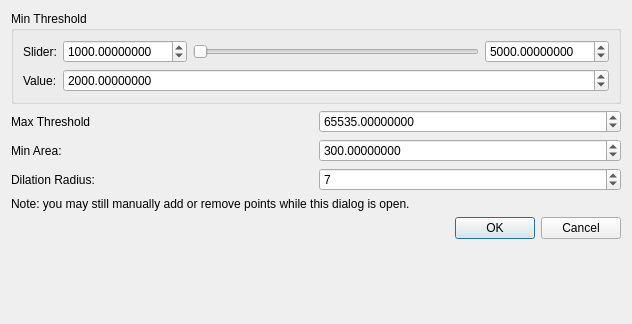
This is polylaue/ui/resources/ui/point_auto_picker.ui in PolyLaue/PolyLaue as Qt 5 draws it before an edit. The edited form follows.
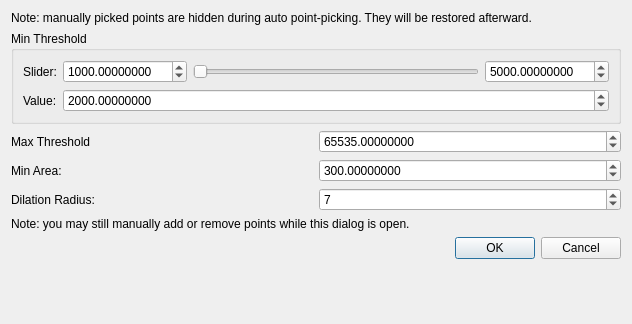
This is the edited form. Custom widgets are drawn as their Qt base class.

Commit message:
Perform find/track point picking in single dialog
This moves the point picking for find/track into the find/track dialogs,
so that point picking is not a prior step and is instead combined with
the find/track step.

This is highly convenient, especially when the results appear incorrect
from find/track and you need to re-pick points. Now instead of starting
over from scratch, the user can just re-pick them in the same dialog.

What changed in the file:
```diff
--- a/polylaue/ui/resources/ui/point_auto_picker.ui
+++ b/polylaue/ui/resources/ui/point_auto_picker.ui
@@ -14,14 +14,44 @@
    <string>Auto Pick Points</string>
   </property>
   <layout class="QGridLayout" name="gridLayout">
-   <item row="5" column="0" colspan="2">
+   <item row="8" column="0" colspan="2">
+    <spacer name="verticalSpacer">
+     <property name="orientation">
+      <enum>Qt::Vertical</enum>
+     </property>
+     <property name="sizeHint" stdset="0">
+      <size>
+       <width>20</width>
+       <height>40</height>
+      </size>
+     </property>
+    </spacer>
+   </item>
+   <item row="4" column="0">
+    <widget class="QLabel" name="min_area_label">
+     <property name="toolTip">
+      <string>&lt;html&gt;&lt;head/&gt;&lt;body&gt;&lt;p&gt;The minimum area of labeled spots to keep. This eliminates smaller spots from the auto-selection.&lt;/p&gt;&lt;/body&gt;&lt;/html&gt;</string>
+     </property>
+     <property name="text">
+      <string>Min Area:</string>
+     </property>
+    </widget>
+   </item>
+   <item row="6" column="0" colspan="2">
+    <widget class="QLabel" name="label">
+     <property name="text">
+      <string>Note: you may still manually add or remove points while this dialog is open.</string>
+     </property>
+    </widget>
+   </item>
+   <item row="7" column="0" colspan="2">
     <widget class="QDialogButtonBox" name="button_box">
      <property name="standardButtons">
       <set>QDialogButtonBox::Cancel|QDialogButtonBox::Ok</set>
      </property>
     </widget>
    </item>
-   <item row="1" column="0">
+   <item row="3" column="0">
     <widget class="QLabel" name="max_threshold_label">
      <property name="toolTip">
       <string>&lt;html&gt;&lt;head/&gt;&lt;body&gt;&lt;p&gt;Pixels above this threshold value will not be considered. This is largely to eliminate hot pixels (which may not be necessary if background subtraction is performed).&lt;/p&gt;&lt;/body&gt;&lt;/html&gt;</string>
@@ -31,7 +61,7 @@
      </property>
     </widget>
    </item>
-   <item row="3" column="0">
+   <item row="5" column="0">
     <widget class="QLabel" name="dilation_radius_label">
      <property name="toolTip">
       <string>&lt;html&gt;&lt;head/&gt;&lt;body&gt;&lt;p&gt;The radius for disk dilation before labeling spots.&lt;/p&gt;&lt;p&gt;Features in the image are dilated before labeling spots so that peaks that are very close may be combined into one peak. Setting this radius to zero disables it.&lt;/p&gt;&lt;/body&gt;&lt;/html&gt;</string>
@@ -41,17 +71,42 @@
      </property>
     </widget>
    </item>
-   <item row="2" column="0">
-    <widget class="QLabel" name="min_area_label">
+   <item row="3" column="1">
+    <widget class="ScientificDoubleSpinBox" name="max_threshold">
      <property name="toolTip">
       <string>&lt;html&gt;&lt;head/&gt;&lt;body&gt;&lt;p&gt;The minimum area of labeled spots to keep. This eliminates smaller spots from the auto-selection.&lt;/p&gt;&lt;/body&gt;&lt;/html&gt;</string>
      </property>
-     <property name="text">
-      <string>Min Area:</string>
+     <property name="keyboardTracking">
+      <bool>false</bool>
      </property>
+     <property name="decimals">
+      <number>8</number>
+     </property>
+     <property name="maximum">
+      <double>10000000.000000000000000</double>
+     </property>
+     <property name="value">
+      <double>65535.000000000000000</double>
+     </property>
     </widget>
    </item>
-   <item row="2" column="1">
+   <item row="5" column="1">
+    <widget class="QSpinBox" name="dilation_radius">
+     <property name="toolTip">
+      <string>&lt;html&gt;&lt;head/&gt;&lt;body&gt;&lt;p&gt;The radius for disk dilation before labeling spots.&lt;/p&gt;&lt;p&gt;Features in the image are dilated before labeling spots so that peaks that are very close may be combined into one peak. Setting this radius to zero disables it.&lt;/p&gt;&lt;/body&gt;&lt;/html&gt;</string>
+     </property>
+     <property name="keyboardTracking">
+      <bool>false</bool>
+     </property>
+     <property name="maximum">
+      <number>10000000</number>
+     </property>
+     <property name="value">
+      <number>7</number>
+     </property>
+    </widget>
+   </item>
+   <item row="4" column="1">
     <widget class="ScientificDoubleSpinBox" name="min_area">
      <property name="toolTip">
       <string>&lt;html&gt;&lt;head/&gt;&lt;body&gt;&lt;p&gt;The minimum area of labeled spots to keep. This eliminates smaller spots from the auto-selection.&lt;/p&gt;&lt;/body&gt;&lt;/html&gt;</string>
@@ -70,7 +125,7 @@
      </property>
     </widget>
    </item>
-   <item row="0" column="0" colspan="2">
+   <item row="2" column="0" colspan="2">
     <widget class="QGroupBox" name="threshold_group">
      <property name="title">
       <string>Min Threshold</string>
@@ -167,58 +222,10 @@
      </layout>
     </widget>
    </item>
-   <item row="1" column="1">
-    <widget class="ScientificDoubleSpinBox" name="max_threshold">
-     <property name="toolTip">
-      <string>&lt;html&gt;&lt;head/&gt;&lt;body&gt;&lt;p&gt;Pixels above this threshold value will not be considered. This is largely to eliminate hot pixels (which may not be necessary if background subtraction is performed).&lt;/p&gt;&lt;/body&gt;&lt;/html&gt;</string>
-     </property>
-     <property name="keyboardTracking">
-      <bool>false</bool>
-     </property>
-     <property name="decimals">
-      <number>8</number>
-     </property>
-     <property name="maximum">
-      <double>10000000.000000000000000</double>
-     </property>
-     <property name="value">
-      <double>65535.000000000000000</double>
-     </property>
-    </widget>
-   </item>
-   <item row="3" column="1">
-    <widget class="QSpinBox" name="dilation_radius">
-     <property name="toolTip">
-      <string>&lt;html&gt;&lt;head/&gt;&lt;body&gt;&lt;p&gt;The radius for disk dilation before labeling spots.&lt;/p&gt;&lt;p&gt;Features in the image are dilated before labeling spots so that peaks that are very close may be combined into one peak. Setting this radius to zero disables it.&lt;/p&gt;&lt;/body&gt;&lt;/html&gt;</string>
-     </property>
-     <property name="keyboardTracking">
-      <bool>false</bool>
-     </property>
-     <property name="maximum">
-      <number>10000000</number>
-     </property>
-     <property name="value">
-      <number>7</number>
-     </property>
-    </widget>
-   </item>
-   <item row="6" column="0" colspan="2">
-    <spacer name="verticalSpacer">
-     <property name="orientation">
-      <enum>Qt::Vertical</enum>
-     </property>
-     <property name="sizeHint" stdset="0">
-      <size>
-       <width>20</width>
-       <height>40</height>
-      </size>
-     </property>
-    </spacer>
-   </item>
-   <item row="4" column="0" colspan="2">
-    <widget class="QLabel" name="label">
+   <item row="1" column="0" colspan="2">
+    <widget class="QLabel" name="label_2">
      <property name="text">
-      <string>Note: you may still manually add or remove points while this dialog is open.</string>
+      <string>Note: manually picked points are hidden during auto point-picking. They will be restored afterward.</string>
      </property>
     </widget>
    </item>
```
Left out of the diff: 2 changed lines with no effect on the pictures. The commit also changes 8 other files.
